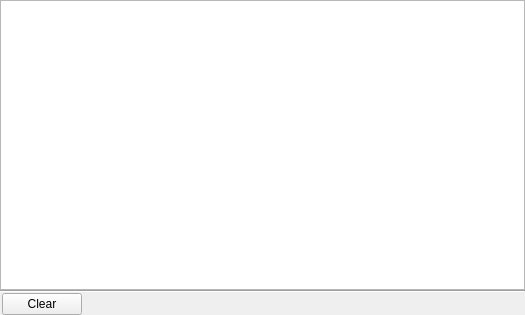
Qt form src/lib/downloads/downloadmanager.ui (QupZilla/qupzilla) before a commit.
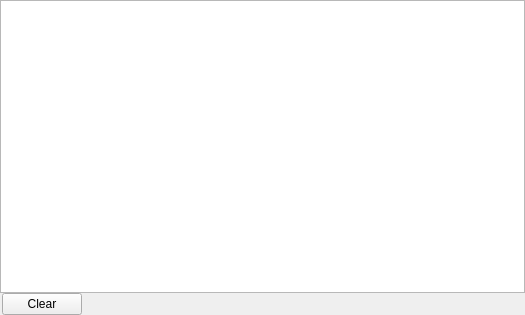
The same form after that commit.

Diff of the .ui file:
```diff
--- a/src/lib/downloads/downloadmanager.ui
+++ b/src/lib/downloads/downloadmanager.ui
@@ -48,13 +48,6 @@
      </property>
     </widget>
    </item>
-   <item>
-    <widget class="Line" name="line">
-     <property name="orientation">
-      <enum>Qt::Horizontal</enum>
-     </property>
-    </widget>
-   </item>
    <item>
     <layout class="QHBoxLayout" name="horizontalLayout">
      <item>
```
Left out of the diff: 11 changed lines with no effect on the pictures.
